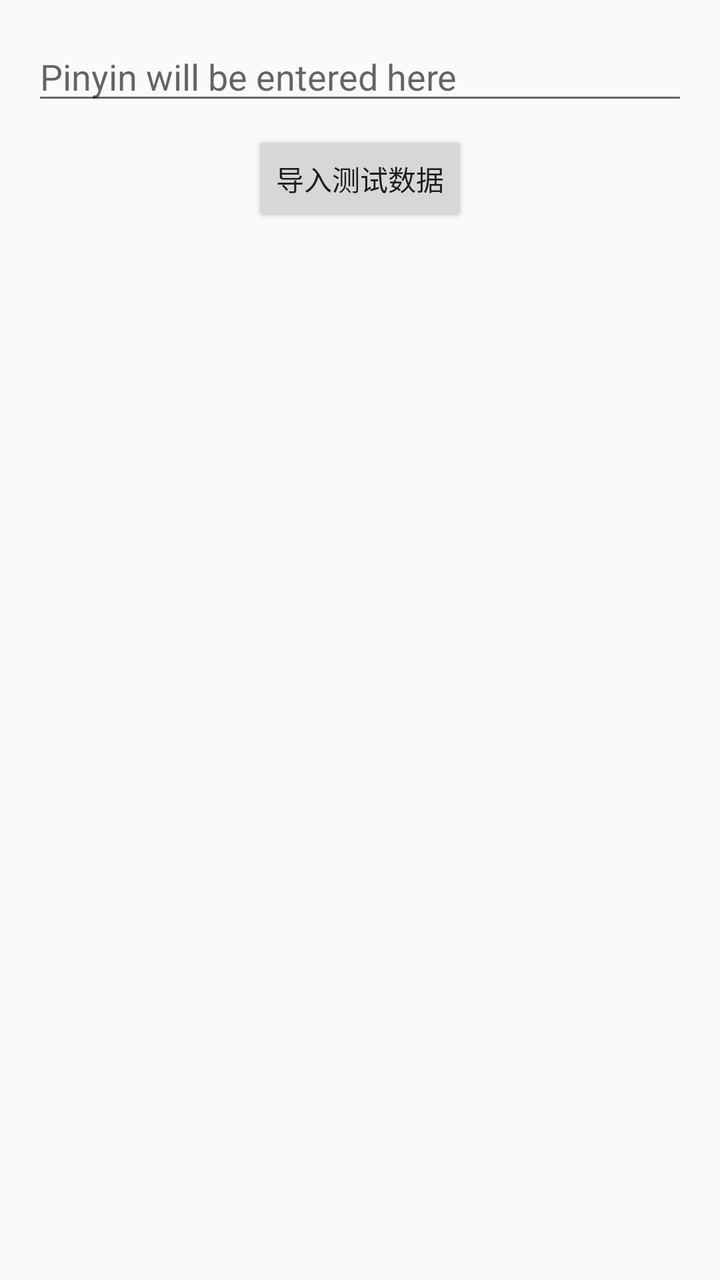
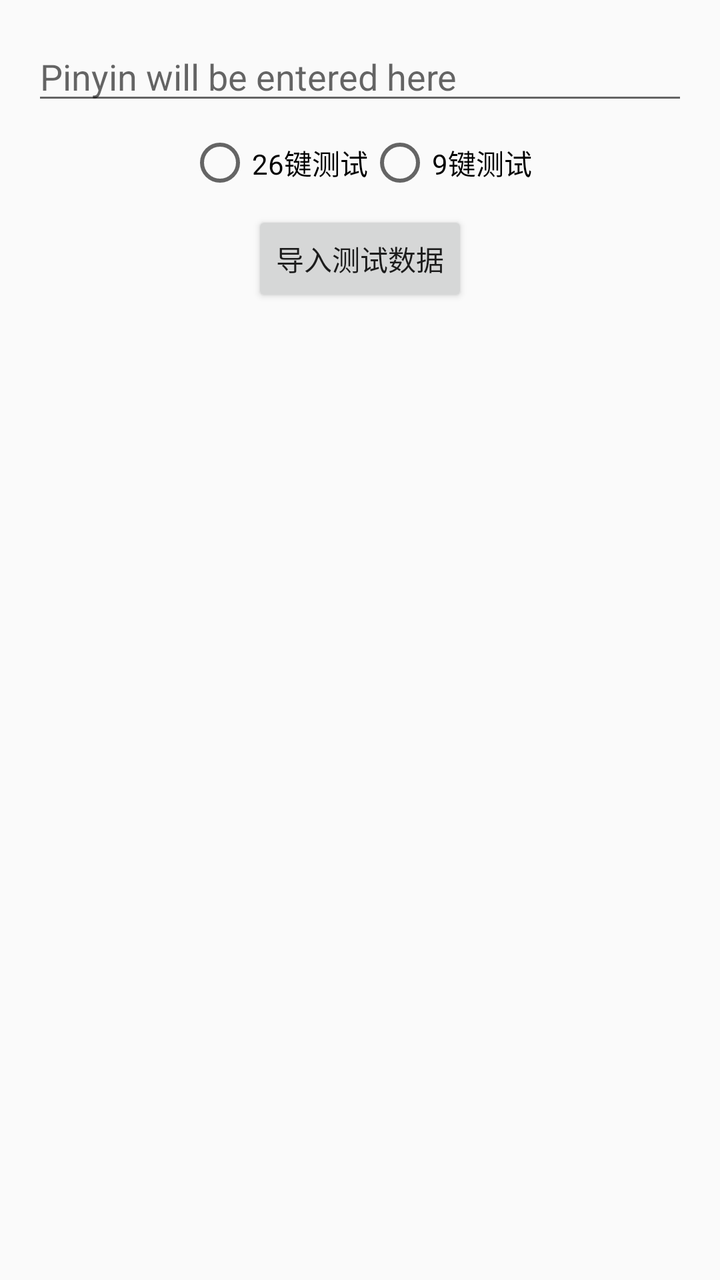

The first picture is an Android layout as it rendered before a commit; the second is the same layout after the commit. The layout source and the unified diff follow.
<!-- AndroidManifest.xml: activity theme Theme.AndroidInstrumentedTest -->
<!-- res/layout/activity_main.xml -->
<?xml version="1.0" encoding="utf-8"?>
<androidx.constraintlayout.widget.ConstraintLayout xmlns:android="http://schemas.android.com/apk/res/android"
    xmlns:app="http://schemas.android.com/apk/res-auto"
    xmlns:tools="http://schemas.android.com/tools"
    android:layout_width="match_parent"
    android:layout_height="match_parent"
    tools:context=".MainActivity">

    <EditText
        android:id="@+id/evaluation_edit_text"
        android:layout_width="0dp"
        android:layout_height="wrap_content"
        android:layout_marginStart="16dp"
        android:layout_marginTop="16dp"
        android:layout_marginEnd="16dp"
        android:hint="Pinyin will be entered here"
        app:layout_constraintEnd_toEndOf="parent"
        app:layout_constraintStart_toStartOf="parent"
        app:layout_constraintTop_toTopOf="parent" />

    <Button
        android:id="@+id/import_data_button"
        android:layout_width="wrap_content"
        android:layout_height="wrap_content"
        android:layout_marginTop="8dp"
        android:text="导入测试数据"
        app:layout_constraintStart_toStartOf="parent"
        app:layout_constraintEnd_toEndOf="parent"
        app:layout_constraintTop_toBottomOf="@+id/evaluation_edit_text" />

    <ScrollView
        android:id="@+id/report_scroll_view"
        android:layout_width="0dp"
        android:layout_height="0dp"
        android:layout_marginTop="8dp"
        app:layout_constraintBottom_toBottomOf="parent"
        app:layout_constraintEnd_toEndOf="parent"
        app:layout_constraintStart_toStartOf="parent"
        app:layout_constraintTop_toBottomOf="@+id/import_data_button">

        <TextView
            android:id="@+id/report_text_view"
            android:layout_width="match_parent"
            android:layout_height="wrap_content"
            android:padding="16dp"
            android:textIsSelectable="true"
            android:focusable="true"
            android:longClickable="true"
            android:text="" />
    </ScrollView>

</androidx.constraintlayout.widget.ConstraintLayout>
<!-- resources referenced by this layout -->
<resources>
  <style name="Theme.AndroidInstrumentedTest" parent="Theme.AppCompat.Light.NoActionBar" />
</resources>

<!-- the commit's change to res/layout/activity_main.xml (unified diff, before → after) -->
@@ -18,6 +18,29 @@
         app:layout_constraintStart_toStartOf="parent"
         app:layout_constraintTop_toTopOf="parent" />
 
+    <RadioGroup
+        android:id="@+id/test_type_radio_group"
+        android:layout_width="wrap_content"
+        android:layout_height="wrap_content"
+        android:orientation="horizontal"
+        app:layout_constraintStart_toStartOf="parent"
+        app:layout_constraintEnd_toEndOf="parent"
+        app:layout_constraintTop_toBottomOf="@+id/evaluation_edit_text"
+        android:layout_marginTop="8dp">
+
+        <RadioButton
+            android:id="@+id/radio_26_key"
+            android:layout_width="wrap_content"
+            android:layout_height="wrap_content"
+            android:text="26键测试" />
+
+        <RadioButton
+            android:id="@+id/radio_9_key"
+            android:layout_width="wrap_content"
+            android:layout_height="wrap_content"
+            android:text="9键测试" />
+    </RadioGroup>
+
     <Button
         android:id="@+id/import_data_button"
         android:layout_width="wrap_content"
@@ -26,7 +49,7 @@
         android:text="导入测试数据"
         app:layout_constraintStart_toStartOf="parent"
         app:layout_constraintEnd_toEndOf="parent"
-        app:layout_constraintTop_toBottomOf="@+id/evaluation_edit_text" />
+        app:layout_constraintTop_toBottomOf="@+id/test_type_radio_group" />
 
     <ScrollView
         android:id="@+id/report_scroll_view"
